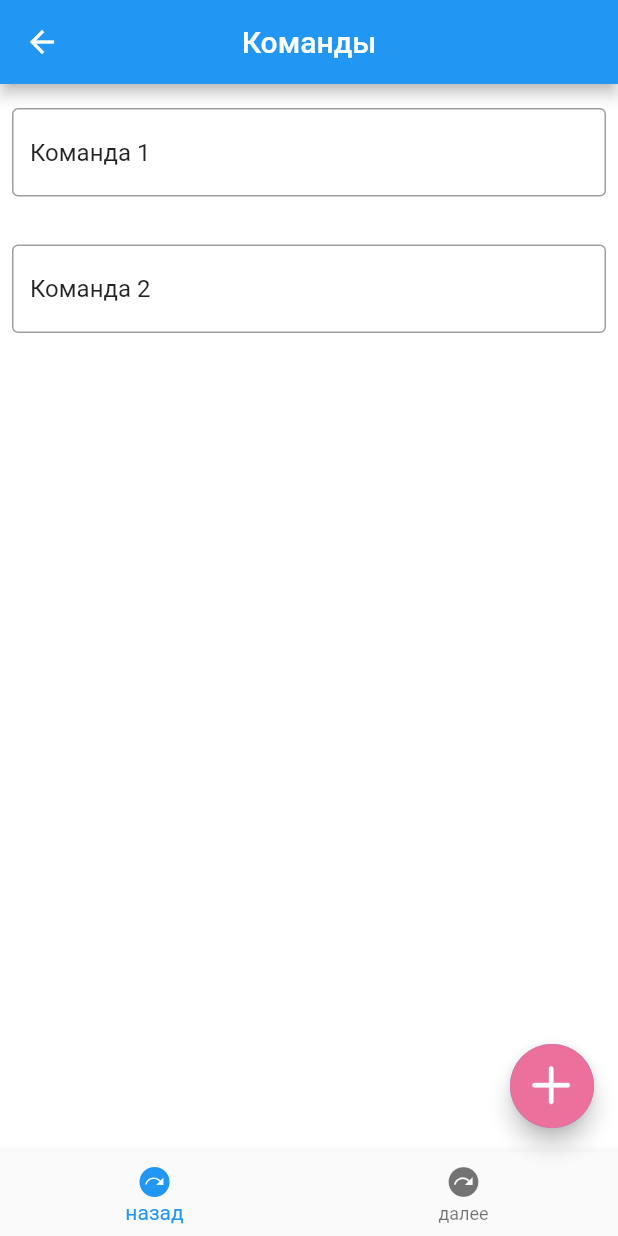
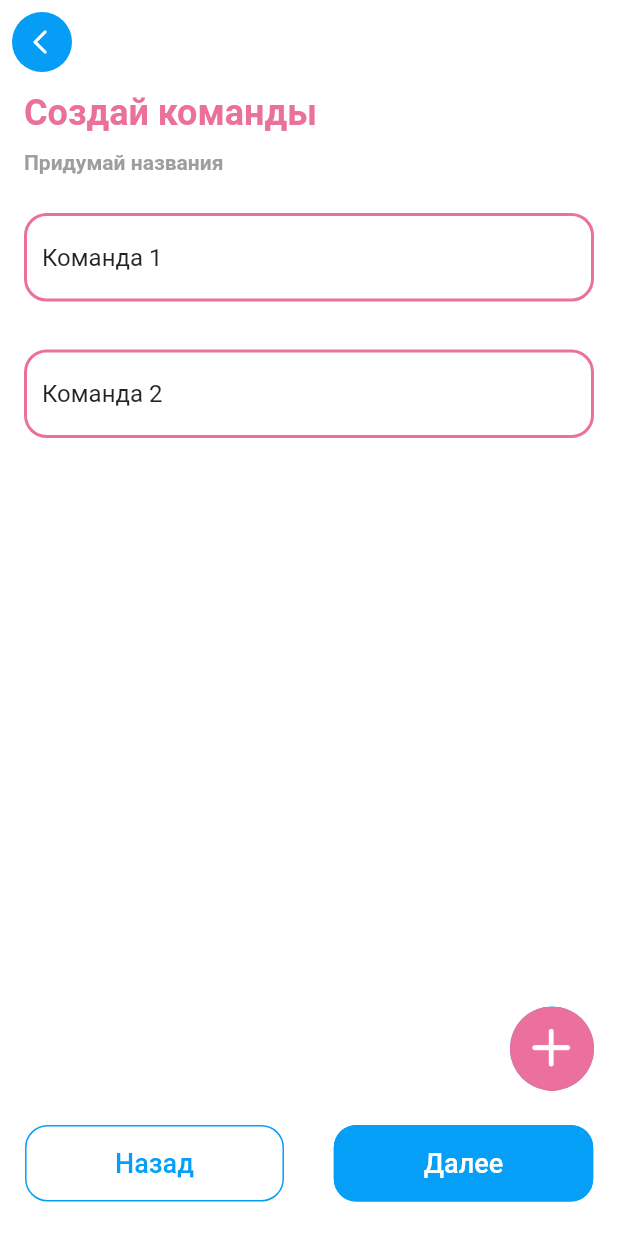
Before and after one commit to TsvetkovDmitriy/the_hat, a Flutter app: the screen it shows after launch, after a tap on "Играть", on a phone screen of 412 x 824 dp. Run offline on Flutter 3.47's test engine with Material 2 defaults, Android fonts, the light colour scheme and no system bars; our stand-ins replace flutter_countdown_timer, flutter_svg, google_fonts.

Commit message:
пилим по новому дизайну

```diff
--- a/lib/pages/rulespage.dart
+++ b/lib/pages/rulespage.dart
@@ -2,16 +2,19 @@ import 'package:flutter/cupertino.dart';
 import 'package:flutter/material.dart';
 import 'package:hat/theme/colors.dart';
 
-class RulesPage extends StatelessWidget {  @override
+class RulesPage extends StatelessWidget {
+  const RulesPage({super.key});
+  @override
   Widget build(BuildContext context) {
     return Scaffold(
-      appBar: AppBar(title: Text("Правила игры в Шляпу"),
+      appBar: AppBar(title: const Text("Правила игры в Шляпу"),
       backgroundColor: Colors.blue,
       centerTitle: true,),
       backgroundColor: AppColors.bg,
-      body: Container (
+      body: const Padding(
+        padding: EdgeInsets.only(left: 16, right: 16, bottom: 16),
         child: SingleChildScrollView(
-          child: const Text (
+          child: Text (
               '\n   Шляпа – это простая, но очень увлекательная игра со словами, к которой мало кто из игравших остаётся равнодушным. Её секрет прост: шляпа – это поиск контакта между людьми разных поколений и профессий.'
               '\n   Это игра на владение языком, легкость общения, эрудицию, точность слов, скорость мышления и словарный запас. Проверка на умение читать по губам между строк, схватывать на лету и понимать с полуслова!'
               '\n   Всё, что нужно для игры, – немножко свободного времени, словарный запас (если вы можете прочитать этот текст, он у вас достаточный), бумажка, ручка, несколько товарищей и, конечно же, что-то похожее на шляпу (картуз, чепчик, колпак, бескозырка, цилиндр или панама). Сначала вы напишете на бумажках много слов и сложите их в шляпу. Потом по одному будете вытаскивать слова из шляпы и объяснять их своему партнёру:'
--- a/lib/pages/startpage.dart
+++ b/lib/pages/startpage.dart
@@ -48,10 +48,10 @@ class _StartPageState extends State<StartPage>
         body: Container(
           width: width,
           height: height,
-          decoration: BoxDecoration(
+          decoration: const BoxDecoration(
               gradient: LinearGradient(
-            begin: Alignment.topRight,
-            end: Alignment.bottomLeft,
+            begin: Alignment.topCenter,
+            end: Alignment.bottomCenter,
             colors: [
               Color(0xff51D3FE),
               Color(0xff019AF6),
@@ -71,7 +71,7 @@ class _StartPageState extends State<StartPage>
                   )),
               Column(
                 children: [
-                  SizedBox(
+                  const SizedBox(
                     height: 455,
                   ),
                   Expanded(
@@ -123,6 +123,16 @@ class _StartPageState extends State<StartPage>
                             Navigator.of(context).push(
                                 MaterialPageRoute(builder: (context) => TeamsPage()));
                           },
+
+                          style: ButtonStyle(
+                              elevation: MaterialStateProperty.all(0),
+                              backgroundColor:
+                                  MaterialStateProperty.all(AppColors.bg),
+                              padding: MaterialStateProperty.all(const EdgeInsets.only(
+                                  left: 70, top: 15, right: 70, bottom: 15)),
+                              shape: MaterialStateProperty.all(RoundedRectangleBorder(
+                                  borderRadius: BorderRadius.circular(10),
+                                  side: const BorderSide(color: AppColors.bg)))),
                           child: const Text(
                             'Играть',
                             style: TextStyle(
@@ -130,15 +140,6 @@ class _StartPageState extends State<StartPage>
                                 fontSize: 18,
                                 fontWeight: FontWeight.w500),
                           ),
-                          style: ButtonStyle(
-                              elevation: MaterialStateProperty.all(0),
-                              backgroundColor:
-                                  MaterialStateProperty.all(AppColors.bg),
-                              padding: MaterialStateProperty.all(EdgeInsets.only(
-                                  left: 70, top: 15, right: 70, bottom: 15)),
-                              shape: MaterialStateProperty.all(RoundedRectangleBorder(
-                                  borderRadius: BorderRadius.circular(10),
-                                  side: BorderSide(color: AppColors.bg)))),
                         ),
                         // SizedBox(
                         //   height: 12,
@@ -148,22 +149,24 @@ class _StartPageState extends State<StartPage>
                             Navigator.of(context).push(
                                 MaterialPageRoute(builder: (context) => RulesPage()));
                           },
+
+                          style: ButtonStyle(
+                              backgroundColor:
+                                  MaterialStateProperty.all(Colors.transparent),
+                              padding: MaterialStateProperty.all(const EdgeInsets.only(
+                                  left: 46, top: 15, right: 46, bottom: 15)),
+                              shape: MaterialStateProperty.all(RoundedRectangleBorder(
+                                  borderRadius: BorderRadius.circular(10),
+                                  side: const BorderSide(color: AppColors.bg, width: 1))),
+                              shadowColor: MaterialStateProperty.all(Colors.grey),
+                              elevation: MaterialStateProperty.all(0)),
                           child: const Text('Правила игры',
                               style: TextStyle(
                                   color: AppColors.bg,
                                   fontSize: 16,
                                   fontWeight: FontWeight.w500)),
-                          style: ButtonStyle(
-                              backgroundColor:
-                                  MaterialStateProperty.all(Colors.transparent),
-                              padding: MaterialStateProperty.all(EdgeInsets.only(
-                                  left: 46, top: 15, right: 46, bottom: 15)),
-                              shape: MaterialStateProperty.all(RoundedRectangleBorder(
-                                  borderRadius: BorderRadius.circular(10),
-                                  side: BorderSide(color: AppColors.bg, width: 1))),
-                              shadowColor: MaterialStateProperty.all(Colors.grey),
-                              elevation: MaterialStateProperty.all(0)),
                         ),
+
 
                         // ElevatedButton(
                         //   onPressed: () {
--- a/lib/pages/teamspage.dart
+++ b/lib/pages/teamspage.dart
@@ -1,11 +1,13 @@
-import 'package:flutter/cupertino.dart';
 import 'package:flutter/material.dart';
 import 'package:hat/data/data.dart';
 import 'package:hat/main.dart';
 import 'package:hat/pages/playerspage.dart';
 import 'package:hat/theme/colors.dart';
+import 'package:flutter_svg/flutter_svg.dart';
 
 class TeamsPage extends StatefulWidget {
+  const TeamsPage({super.key});
+
   @override
   State<TeamsPage> createState() => _TeamsPageState();
 }
@@ -30,27 +32,79 @@ class _TeamsPageState extends State<TeamsPage> {
   Widget build(BuildContext context) {
     return Scaffold(
         bottomNavigationBar: BottomNavigationBar(
+          backgroundColor: AppColors.bg,
+          elevation: 0,
           onTap: (index) {
-            api.game.teamList =[];
+            // api.game.teamList = [];
+            // listTeamNamesController.forEach((element) {
+            //   api.game.teamList.add(Team(name: element.text));
+            // });
+            // Navigator.of(context).push(MaterialPageRoute(builder: (context) {
+            //   return PlayersPage();
+            // }));
+          },
+          items: [
+            BottomNavigationBarItem(
+                icon: ElevatedButton(
+                  onPressed: () {
+                    Navigator.of(context).pop();
+                  },
+                  style: ButtonStyle(
+                      elevation: MaterialStateProperty.all(0),
+                      backgroundColor: MaterialStateProperty.all(AppColors.bg),
+                      padding: MaterialStateProperty.all(const EdgeInsets.only(
+                          left: 60, top: 15, right: 60, bottom: 15)),
+                      shape: MaterialStateProperty.all(RoundedRectangleBorder(
+                          borderRadius: BorderRadius.circular(15),
+                          side: const BorderSide(color: AppColors.blue)))),
+                  child: const Text(
+                    'Назад',
+                    style: TextStyle(
+                        color: AppColors.blue,
+                        fontSize: 18,
+                        fontWeight: FontWeight.w500),
+                  ),
+                ),
+                label: ''),
+            BottomNavigationBarItem(
+                icon: ElevatedButton(
+                  onPressed: () {
+                    api.game.teamList = [];
                     listTeamNamesController.forEach((element) {
-              api.game.teamList.add( Team(name: element.text));
+                      api.game.teamList.add(Team(name: element.text));
                     });
-            Navigator.of(context).push( MaterialPageRoute(builder: ( context) {
-              return PlayersPage ();
+                    Navigator.of(context)
+                        .push(MaterialPageRoute(builder: (context) {
+                      return PlayersPage();
                     }));
                   },
-          items: [  BottomNavigationBarItem(icon: Icon(Icons.next_plan),
-              label: 'назад'),
-
-            BottomNavigationBarItem(icon: Icon(Icons.next_plan),
-                label: 'далее')],
+                  style: ButtonStyle(
+                      elevation: MaterialStateProperty.all(0),
+                      backgroundColor:
+                          MaterialStateProperty.all(AppColors.blue),
+                      padding: MaterialStateProperty.all(const EdgeInsets.only(
+                          left: 60, top: 15, right: 60, bottom: 15)),
+                      shape: MaterialStateProperty.all(RoundedRectangleBorder(
+                          borderRadius: BorderRadius.circular(15),
+                          side: const BorderSide(color: AppColors.blue)))),
+                  child: const Text(
+                    'Далее',
+                    style: TextStyle(
+                        color: AppColors.bg,
+                        fontSize: 18,
+                        fontWeight: FontWeight.w500),
+                  ),
+                ),
+                label: ''),
+          ],
         ),
         floatingActionButton: FloatingActionButton(
-          backgroundColor: Colors.blue,
+          highlightElevation: 0,
+          elevation: 0,
           onPressed: () {
-            api.game.teamList =[];
+            api.game.teamList = [];
             listTeamNamesController.forEach((element) {
-              api.game.teamList.add( Team(name: element.text));
+              api.game.teamList.add(Team(name: element.text));
             });
             print((api.game.teamList.length + 1).toString());
             String name =
@@ -59,27 +113,68 @@ class _TeamsPageState extends State<TeamsPage> {
             updateConrollers();
             setState(() {});
           },
-          child: Image.asset('assets/plus.png'),  //
+          child: Image.asset('assets/plus.png'), //
         ),
         appBar: AppBar(
-          title: Text("Команды"),
-          backgroundColor: Colors.blue,
-          centerTitle: true,
+          //         iconTheme: IconThemeData(
+          //   color: Colors.blue, //change your color here
+          // ),
+          leading: IconButton(
+            // icon: Image.asset('assets/plus.png'),
+            icon: SvgPicture.asset('assets/back_button.svg'),
+            onPressed: () => Navigator.of(context).pop(),
+          ),
+          elevation: 0,
+          // title: Text("Команды"),
+          backgroundColor: AppColors.bg,
+          // centerTitle: true,
         ),
         backgroundColor: AppColors.bg,
-        body: ListView.builder(
+        body: Stack(
+          children: [
+            const Padding(
+              padding: EdgeInsets.only(left: 16, top: 5),
+              child: Text('Создай команды', style: TextStyle(
+                fontSize: 24,
+                color: AppColors.pink,
+                fontWeight: FontWeight.w700,
+              ),),
+            ),
+            const Padding(
+              padding: EdgeInsets.only(left: 16, top: 44),
+              child: Text('Придумай названия', style: TextStyle(
+                fontSize: 14,
+                color: Colors.grey,
+                fontWeight: FontWeight.w600,
+              ),),
+            ),
+            Padding(
+              padding: const EdgeInsets.only(top: 70),
+              child: ListView.builder(
                 itemCount: api.game.teamList.length,
                 itemBuilder: (BuildContext context, int index) {
                   return Padding(
-              padding: EdgeInsets.symmetric(horizontal: 8, vertical: 16),
+                    padding: const EdgeInsets.symmetric(horizontal: 16, vertical: 16),
                     child: TextField(
                       controller: listTeamNamesController[index],
-                decoration: InputDecoration(
-                  border: OutlineInputBorder(),
+                      decoration: const InputDecoration(
+                        border: OutlineInputBorder(
+                            borderRadius: BorderRadius.all(Radius.circular(15.0))),
+                      enabledBorder: OutlineInputBorder(
+                        borderSide: BorderSide(color: AppColors.pink, width: 2),
+                        borderRadius:BorderRadius.all(Radius.circular(15))
+                      ),
+                      focusedBorder: OutlineInputBorder(
+                        borderSide: BorderSide(color: AppColors.blue, width: 2),
+                        borderRadius:BorderRadius.all(Radius.circular(15))
+                      )
                       ),
                     ),
                   );
                 },
+              ),
+            ),
+          ],
         ));
   }
 }
--- a/lib/theme/colors.dart
+++ b/lib/theme/colors.dart
@@ -3,4 +3,7 @@ import 'dart:ui';
 class AppColors {
   static const dark = Color(0x80FF303030);
   static const bg = Color(0xFFFFFFFF);
+  static const blue = Color.fromARGB(255, 6, 159, 247);
+  static const pink = Color.fromARGB(255, 235, 112, 155);
+  static const grey = Color.fromARGB(255, 165, 165, 165);
 }
--- /dev/null
+++ b/lib/widgets/widgets.dart
@@ -0,0 +1,25 @@
+import 'package:flutter/material.dart';
+import 'package:hat/theme/colors.dart';
+
+class ButtonNavigationBar extends StatelessWidget {
+  ButtonNavigationBar({super.key, required this.onPressed, required this.text});
+
+  final VoidCallback onPressed;
+  String text;
+
+  @override
+  Widget build(BuildContext context) {
+    return ElevatedButton(
+      onPressed: onPressed,
+      style: ButtonStyle(
+          elevation: MaterialStateProperty.all(0),
+          backgroundColor: MaterialStateProperty.all(AppColors.blue),
+          padding: MaterialStateProperty.all(
+              const EdgeInsets.only(left: 60, top: 15, right: 60, bottom: 15)),
+          shape: MaterialStateProperty.all(RoundedRectangleBorder(
+              borderRadius: BorderRadius.circular(15),
+              side: const BorderSide(color: AppColors.blue)))),
+      child: Text(text),
+    );
+  }
+}
--- a/pubspec.yaml
+++ b/pubspec.yaml
@@ -33,6 +33,7 @@ dependencies:
     sdk: flutter
   flutter_countdown_timer: ^4.1.0
   google_fonts: ^2.1.0
+  flutter_svg: ^2.0.4
 
 
   # The following adds the Cupertino Icons font to your application.
```
Also changed, not shown: assets/back_button.svg (added), pubspec.lock, 18 other files. Lines whose indentation alone changed are shown as unchanged.
